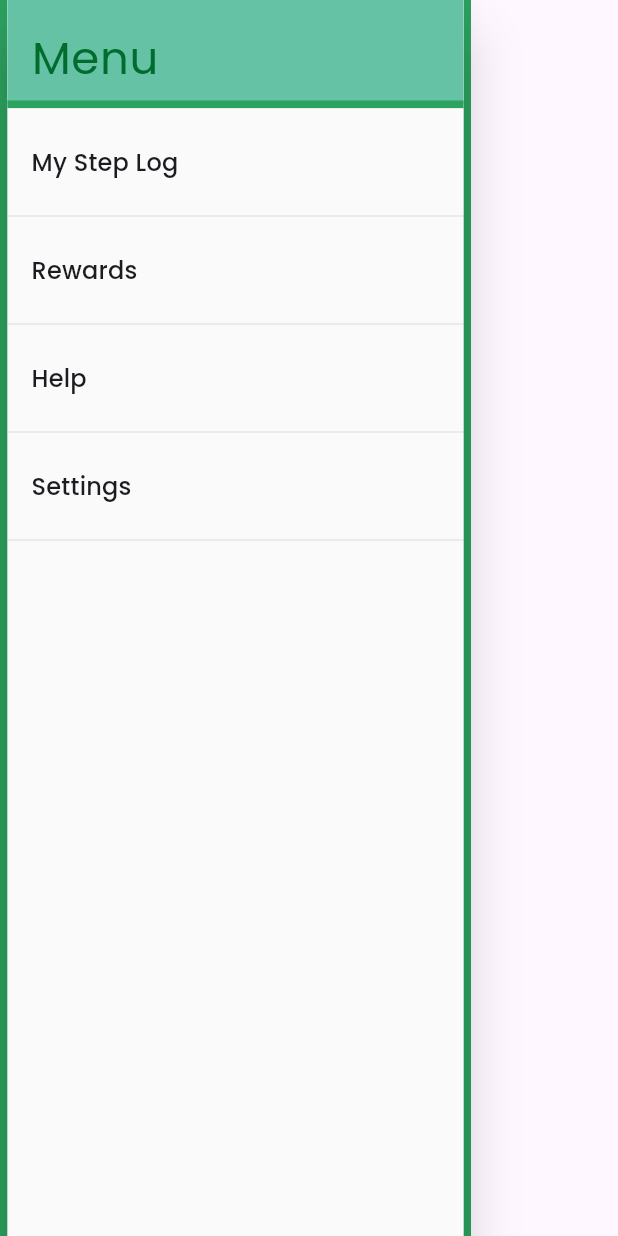
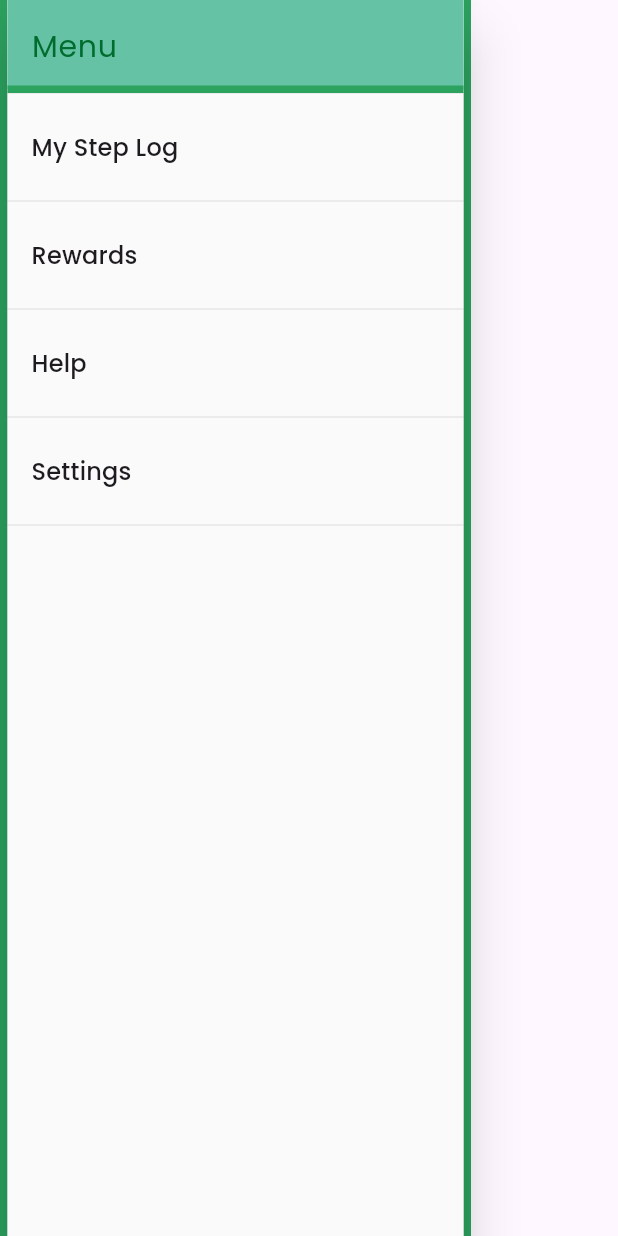
Before and after one commit to ecliang220/step-greener, a Flutter app: the MenuDrawer widget shown alone on an empty page, opened directly with empty values, on a phone screen of 412 x 824 dp. Run offline on Flutter 3.47's test engine with Material 3 defaults, Android fonts, the light colour scheme and no system bars; our stand-ins replace google_fonts.

Commit message:
Fixed AppBar elements overflow problem

```diff
--- a/step-greener-app/lib/main.dart
+++ b/step-greener-app/lib/main.dart
@@ -1,8 +1,9 @@
 import 'package:flutter/material.dart';
 import 'package:google_fonts/google_fonts.dart';
 // import 'package:google_maps_flutter/google_maps_flutter.dart';
-// import 'package:google_maps_in_flutter/login_page.dart';
+import 'package:google_maps_in_flutter/login_page.dart';
 import 'package:google_maps_in_flutter/page_template.dart';
+import 'package:google_maps_in_flutter/splash_screen.dart';
 
 // helloooooo dis is our App :3
 StepGreenerApp stepGreenerApp = StepGreenerApp();
--- a/step-greener-app/lib/menu_drawer.dart
+++ b/step-greener-app/lib/menu_drawer.dart
@@ -27,7 +27,7 @@ class MenuDrawer extends StatelessWidget {
           child: ListView(
             children: [
               SizedBox(
-                height: 80,
+                height: 70,
                 child: DrawerHeader(
                   decoration: BoxDecoration(
                     color: AppColors.primaryBackground,
@@ -37,7 +37,7 @@ class MenuDrawer extends StatelessWidget {
                     'Menu',
                     style: TextStyle(
                       color: AppColors.primaryText,
-                      fontSize: 30,
+                      fontSize: 20,
                     ),
                   ),
                 ),
--- a/step-greener-app/lib/points_display.dart
+++ b/step-greener-app/lib/points_display.dart
@@ -11,8 +11,8 @@ class PointsDisplay extends StatelessWidget {
   Widget build(BuildContext context) {
     return Container(
             padding: EdgeInsets.all(5), // Padding inside the container
-            height: 40,
-            width: 90,
+            height: 35,
+            width: 85,
             decoration: BoxDecoration(
               border: Border.all(color: AppColors.primaryBorder, width: 3), // Border around the container
               borderRadius: BorderRadius.circular(12),
@@ -24,7 +24,7 @@ class PointsDisplay extends StatelessWidget {
                   child: Text(
                     '$totalPoints', // Displaying the total points
                     style: TextStyle(
-                      fontSize: 16,
+                      fontSize: 14,
                       fontWeight: FontWeight.bold,
                       color: Colors.black,
                     ),
```
Also changed, not shown: step-greener-app/lib/app_bar.dart (+23 -75 lines).
